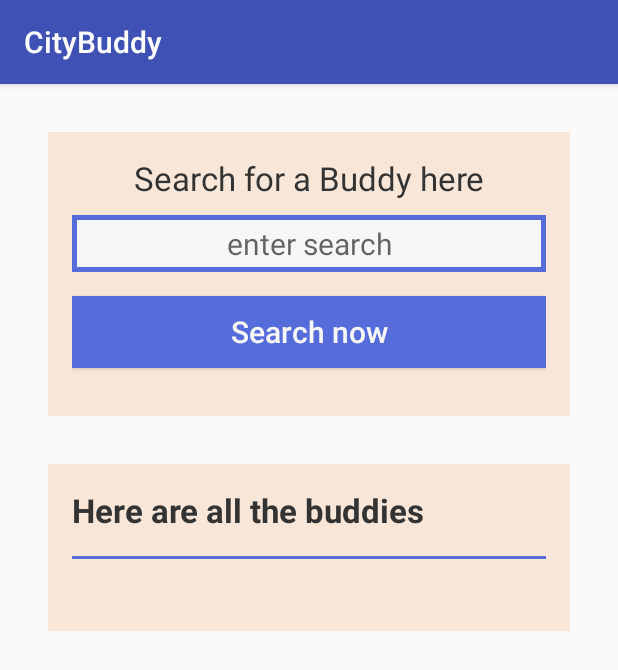
After one commit to isperr/citybuddy_reisenbichler_sperr, an Android app: the SearchActivity screen opened directly, with no data from a screen before it, on a phone screen of 412 x 824 dp. The commit adds this screen. Shown: the top 670 px of the screen. Run offline under Robolectric (Android 15) with nearby library versions, the phone set to English and light mode, and no system bars.

Commit message:
chore: add search screen

```diff
--- a/app/src/main/AndroidManifest.xml
+++ b/app/src/main/AndroidManifest.xml
@@ -20,7 +20,8 @@
         <activity android:name=".ProfileActivity" />
         <activity android:name=".SignInActivity" />
         <activity android:name=".HomepageActivity" />
-        <activity android:name=".JourneyActivity"></activity>
+        <activity android:name=".JourneyActivity" />
+        <activity android:name=".SearchActivity"></activity>
     </application>
 
 </manifest>
--- a/app/src/main/java/com/example/citybuddy/HomepageActivity.java
+++ b/app/src/main/java/com/example/citybuddy/HomepageActivity.java
@@ -75,6 +75,11 @@ public class HomepageActivity extends AppCompatActivity {
         startActivity(mainIntent);
         makeToast("You are logged out now!");
 
+    }
+
+    public void startSearch(View v){
+        Intent searchIntent = new Intent(this, SearchActivity.class);
+        startActivity(searchIntent);
     }
 
     public void makeToast(String toastText){
--- /dev/null
+++ b/app/src/main/java/com/example/citybuddy/SearchActivity.java
@@ -0,0 +1,14 @@
+package com.example.citybuddy;
+
+import android.support.v7.app.AppCompatActivity;
+import android.os.Bundle;
+
+public class SearchActivity extends AppCompatActivity {
+
+    @Override
+    protected void onCreate(Bundle savedInstanceState) {
+        super.onCreate(savedInstanceState);
+        setContentView(R.layout.activity_search);
+    }
+
+}
--- a/app/src/main/res/layout/activity_main.xml
+++ b/app/src/main/res/layout/activity_main.xml
@@ -81,6 +81,7 @@
                     android:layout_gravity="center"
                     android:textSize="20sp"
                     android:layout_below="@id/join"
+                    android:textColor="@color/whiteColor"
                     android:textAllCaps="false"/>
 
                 <Button
--- /dev/null
+++ b/app/src/main/res/layout/activity_search.xml
@@ -0,0 +1,119 @@
+<ScrollView
+    xmlns:android="http://schemas.android.com/apk/res/android"
+    xmlns:tools="http://schemas.android.com/tools"
+    android:layout_width="match_parent"
+    android:layout_height="match_parent"
+    android:id="@+id/scrollview"
+    tools:context=".MainActivity">
+
+    <LinearLayout
+        android:layout_width="match_parent"
+        android:layout_height="wrap_content"
+        android:orientation="vertical">
+
+        <RelativeLayout
+            android:layout_width="match_parent"
+            android:layout_height="match_parent"
+            tools:ignore="ContentDescription"
+            android:orientation="vertical"
+            android:layout_margin="16dp"
+            android:id="@+id/relLayout"
+            android:layout_marginBottom="20dp">
+
+
+            <RelativeLayout
+                android:id="@+id/searcg_area"
+                android:layout_width="match_parent"
+                android:layout_height="wrap_content"
+                android:background="@color/beigeColor"
+                android:layout_below="@id/title"
+                android:layout_margin="16dp"
+                android:padding="16sp">
+
+                <TextView
+                    android:id="@+id/search_heading"
+                    android:layout_width="match_parent"
+                    android:layout_height="match_parent"
+                    android:text="@string/searchbud"
+                    android:textSize="22sp"
+                    android:textAlignment="center"
+                    android:textColor="@color/blackColor"/>
+
+                <EditText
+                    android:id="@+id/search_field"
+                    android:layout_width="match_parent"
+                    android:layout_height="match_parent"
+                    android:hint="@string/search_hint"
+                    android:layout_below="@id/search_heading"
+                    android:textSize="20sp"
+                    android:background="@drawable/border"
+                    android:padding="5dp"
+                    android:layout_marginTop="10dp"
+                    android:textAlignment="center"/>
+
+                <Button
+                    android:id="@+id/button_signin"
+                    android:layout_width="match_parent"
+                    android:layout_height="wrap_content"
+                    android:layout_marginTop="16dp"
+                    android:layout_marginBottom="16dp"
+                    android:onClick="searchFunction"
+                    android:text="@string/search"
+                    android:background="@color/darkBlueColor"
+                    android:layout_gravity="center"
+                    android:textSize="20sp"
+                    android:layout_below="@id/search_field"
+                    android:textColor="@color/whiteColor"
+                    android:textAllCaps="false"/>
+
+            </RelativeLayout>
+
+            <LinearLayout
+                android:id="@+id/homepage_part2"
+                android:layout_width="match_parent"
+                android:layout_height="wrap_content"
+                android:background="@color/beigeColor"
+                android:layout_below="@id/searcg_area"
+                android:layout_margin="16dp"
+                android:padding="16sp"
+                android:orientation="vertical">
+
+                <TextView
+                    android:id="@+id/all_buddies"
+                    android:layout_width="match_parent"
+                    android:layout_height="match_parent"
+                    android:text="@string/all_buddies"
+                    android:textSize="22sp"
+                    android:textColor="@color/blackColor"
+                    android:textStyle="bold"/>
+
+                <LinearLayout
+                    android:layout_width="match_parent"
+                    android:layout_height="wrap_content"
+                    android:orientation="vertical"
+                    android:id="@+id/list_of_buddies"
+                    android:layout_below="@id/all_buddies"
+                    android:layout_marginBottom="16sp"
+                    android:layout_marginTop="16sp">
+
+                    <View
+                        android:layout_width="match_parent"
+                        android:layout_height="2dp"
+                        android:background="@color/darkBlueColor"
+                        android:layout_marginBottom="16sp"/>
+
+                    <LinearLayout
+                        android:id="@+id/buddy_layout"
+                        android:layout_width="match_parent"
+                        android:layout_height="wrap_content"
+                        android:orientation="vertical">
+
+                    </LinearLayout>
+
+                </LinearLayout>
+
+            </LinearLayout>
+
+        </RelativeLayout>
+    </LinearLayout>
+</ScrollView>
--- a/app/src/main/res/values/strings.xml
+++ b/app/src/main/res/values/strings.xml
@@ -27,13 +27,18 @@
     <string name="interests">Interests</string>
     <string name="desc">Description</string>
     <string name="birthday">Birthday</string>
+    <string name="no">No Data</string>
 
     <string name="hello_homepage">Hello Buddy!</string>
     <string name="welcome_text_homepage">You are now singed in </string>
     <string name="sign_out_homepage">Want to sign out again?</string>
+    <string name="search_text">Want to find a buddy?</string>
 
     <string name="here">Click here</string>
     <string name="all_buddies">Here are all the buddies</string>
 
     <string name="profile">Profile</string>
+    <string name="searchbud">Search for a Buddy here</string>
+    <string name="search">Search now</string>
+    <string name="search_hint">enter search</string>
 </resources>
```
Also changed, not shown: app/src/main/res/layout/activity_homepage.xml (+32 -2 lines), app/src/main/res/layout/activity_profile.xml (+5 -5 lines).
